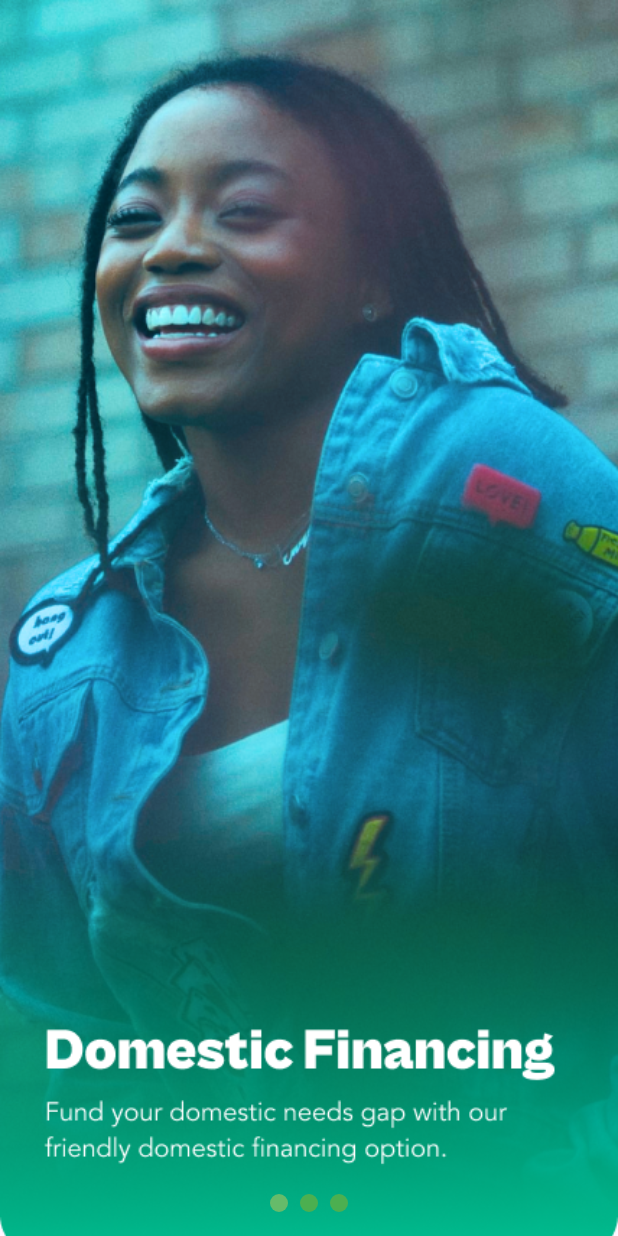
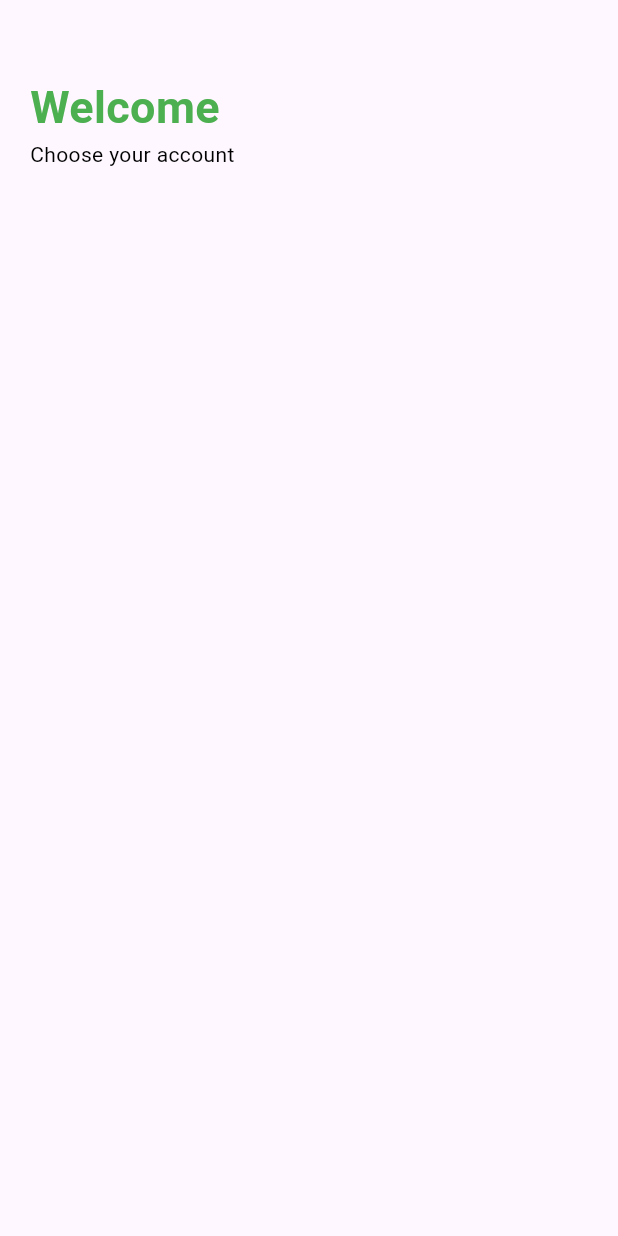
Before and after one commit to DamisolaT/hexelon_app, a Flutter app: the screen it shows after launch, on a phone screen of 412 x 824 dp. Run offline on Flutter 3.47's test engine with Material 3 defaults, Android fonts, the light colour scheme and no system bars; drawn by our look-alikes of smooth_page_indicator.

Commit message:
get started option page

```diff
--- /dev/null
+++ b/lib/features/ui/pages/splash_page/get_stated_option.dart
@@ -0,0 +1,35 @@
+import 'package:flutter/material.dart';
+
+class GetStartedOption extends StatelessWidget {
+  const GetStartedOption({super.key});
+
+  @override
+  Widget build(BuildContext context) {
+    return Scaffold(
+      body: Column(
+        crossAxisAlignment: CrossAxisAlignment.start,
+        mainAxisAlignment: MainAxisAlignment.start,
+        children: [
+          Padding(
+            padding: const EdgeInsets.fromLTRB(20, 50, 0, 0),
+            child: Text(
+              "Welcome",
+              style: TextStyle(
+                color: Colors.green,
+                fontWeight: FontWeight.bold,
+                fontSize: 30,
+              ),
+            ),
+          ),
+          Padding(
+            padding: const EdgeInsets.fromLTRB(20, 0, 0, 0),
+            child: Text("Choose your account",
+            style: TextStyle(
+              color: Colors.black
+            ),),
+          ),
+        ],
+      ),
+    );
+  }
+}
```
Also changed, not shown: lib/features/ui/pages/splash_page/splash_two_screen.dart (+22 -1 lines).
